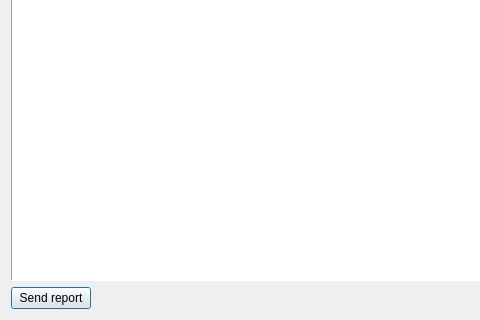
First picture: the form in geocatbridge/ui/errordialog.ui, repository GeoCat/qgis-bridge-plugin, before the edit; both pictures show x 0 to 480 and y 186 to 506 of the 700 by 506 pixel window.
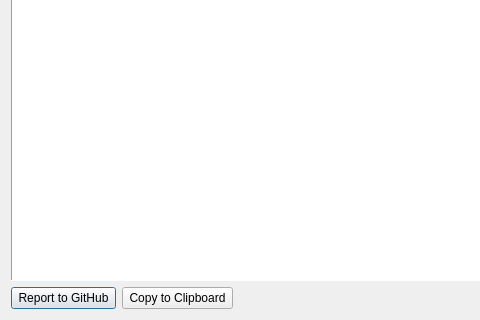
Second picture: the form after the edit.

Commit message: update metadata.txt, send errors to GitHub, set bridgestyle to v0.1.5

```diff
--- a/geocatbridge/ui/errordialog.ui
+++ b/geocatbridge/ui/errordialog.ui
@@ -19,7 +19,14 @@
      <item>
       <widget class="QPushButton" name="btnSendReport">
        <property name="text">
-        <string>Send report</string>
+        <string> Report to GitHub </string>
+       </property>
+      </widget>
+     </item>
+     <item>
+      <widget class="QPushButton" name="btnCopyToClipboard">
+       <property name="text">
+        <string> Copy to Clipboard </string>
        </property>
       </widget>
      </item>
```
The commit also changes 6 other files.
